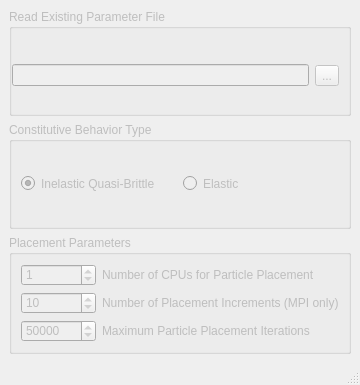
This is freecad/chronoConcrete/gui/ldpmMeshProps.ui in Concrete-Chrono-Development/chrono-preprocessor as Qt 5 draws it before an edit. The edited form follows.
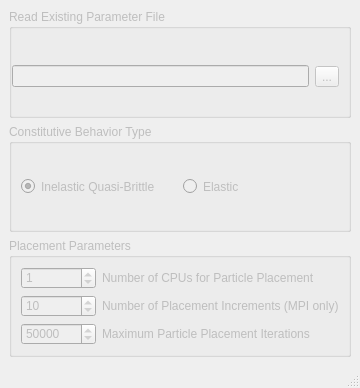
This is the edited form. Icons and pictures are not drawn. Custom widgets are drawn as their Qt base class.

Diff of the .ui file:
```diff
--- a/freecad/chronoConcrete/gui/ldpmMeshProps.ui
+++ b/freecad/chronoConcrete/gui/ldpmMeshProps.ui
@@ -7,7 +7,7 @@
     <x>0</x>
     <y>0</y>
     <width>347</width>
-    <height>385</height>
+    <height>388</height>
    </rect>
   </property>
   <property name="sizePolicy">
```
Left out of the diff: 6 changed lines with no effect on the pictures.
